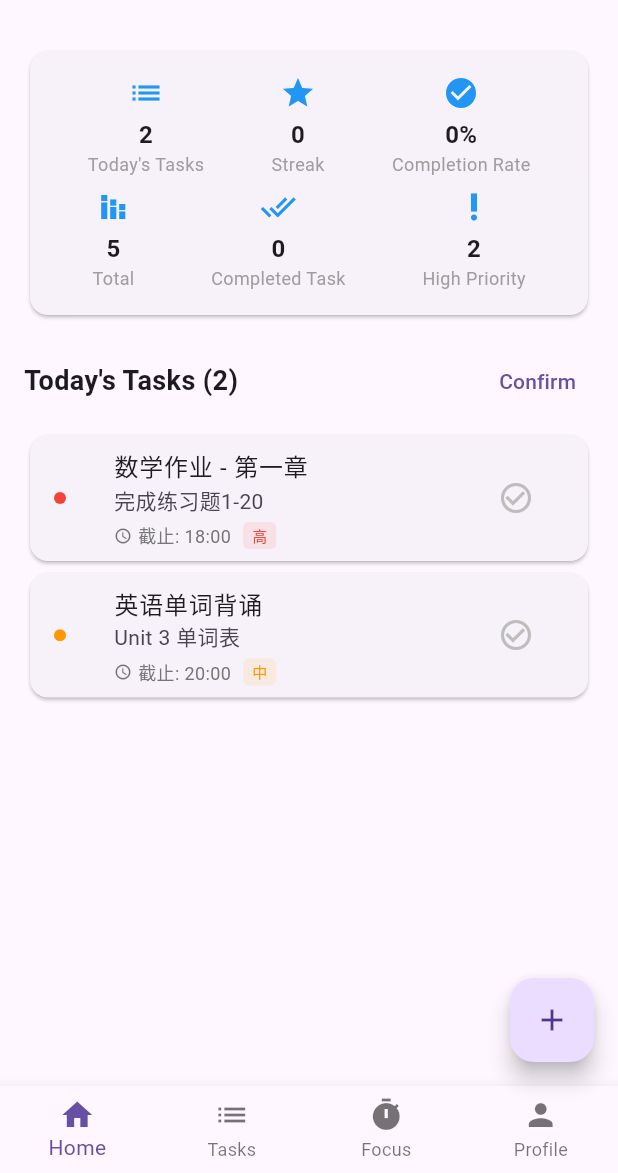
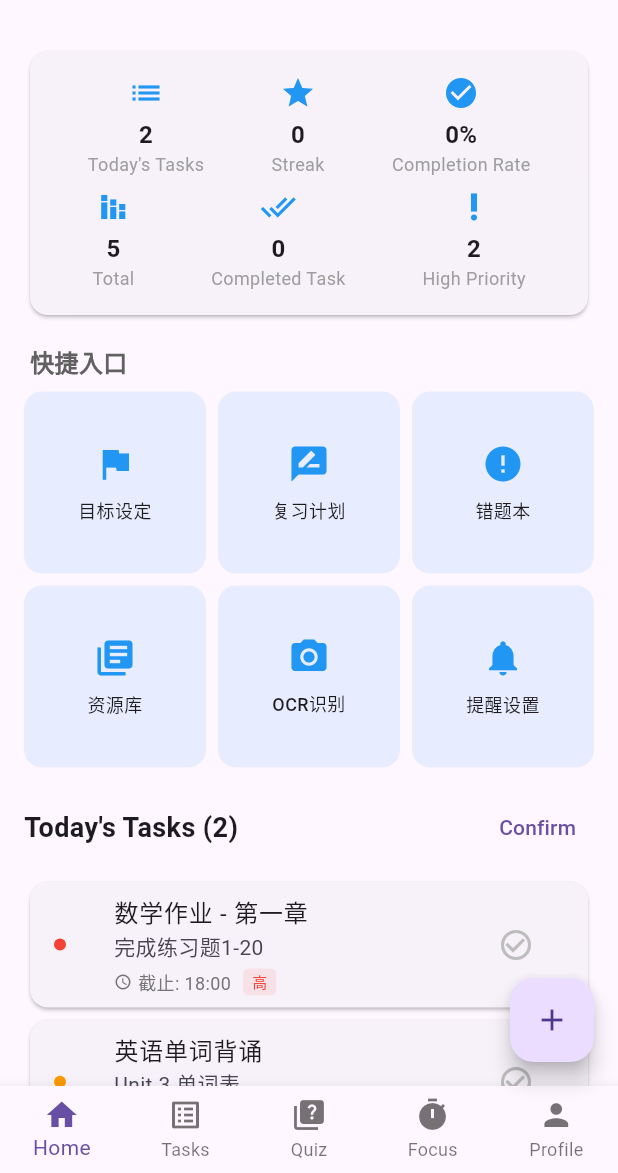
Before and after one commit to hjyhjony-glitch/xuelema, a Flutter app: the screen it shows after launch, on a phone screen of 412 x 824 dp, the part 63-1236 px from its top. Run offline on Flutter 3.47's test engine with Material 3 defaults, Android fonts, the phone set to English and light mode, and no system bars; our stand-ins replace csv, file_picker, flutter_local_notifications, image_picker, shared_preferences, timezone; missing offline and left inert: excel, google_mlkit_text_recognition.

Commit message:
feat: add 5-tab navigation with feature cards

```diff
--- a/xuelema/lib/screens/home_screen.dart
+++ b/xuelema/lib/screens/home_screen.dart
@@ -53,9 +53,12 @@ class _HomeScreenState extends State<HomeScreen> {
         Navigator.pushNamed(context, '/tasks');
         break;
       case 2:
+        Navigator.pushNamed(context, '/quiz');
+        break;
+      case 3:
         Navigator.pushNamed(context, '/focus');
         break;
-      case 3:
+      case 4:
         Navigator.pushNamed(context, '/profile');
         break;
     }
@@ -117,6 +120,11 @@ class _HomeScreenState extends State<HomeScreen> {
                       ),
                     ),
                   ),
+
+                  const SizedBox(height: 16),
+
+                  // 功能入口卡片
+                  _buildFeatureCards(context),
 
                   const SizedBox(height: 16),
 
@@ -258,7 +266,8 @@ class _HomeScreenState extends State<HomeScreen> {
       bottomNavigationBar: BottomNavigationBar(
         items: [
           BottomNavigationBarItem(icon: const Icon(Icons.home), label: context.l10n.home),
-          BottomNavigationBarItem(icon: const Icon(Icons.list), label: context.l10n.tasks),
+          BottomNavigationBarItem(icon: const Icon(Icons.list_alt), label: context.l10n.tasks),
+          BottomNavigationBarItem(icon: const Icon(Icons.quiz), label: context.l10n.quiz),
           BottomNavigationBarItem(icon: const Icon(Icons.timer), label: context.l10n.focusMode),
           BottomNavigationBarItem(icon: const Icon(Icons.person), label: context.l10n.profile),
         ],
@@ -281,6 +290,88 @@ class _HomeScreenState extends State<HomeScreen> {
         Text(value, style: const TextStyle(fontSize: 16, fontWeight: FontWeight.bold)),
         Text(title, style: const TextStyle(fontSize: 12, color: Colors.grey)),
       ],
+    );
+  }
+
+  Widget _buildFeatureCards(BuildContext context) {
+    return Column(
+      crossAxisAlignment: CrossAxisAlignment.start,
+      children: [
+        // 功能入口标题
+        Padding(
+          padding: const EdgeInsets.only(left: 4, bottom: 8),
+          child: Text('快捷入口', style: TextStyle(fontSize: 16, fontWeight: FontWeight.bold, color: Colors.grey[700])),
+        ),
+        // 功能卡片网格
+        GridView.count(
+          shrinkWrap: true,
+          crossAxisCount: 3,
+          crossAxisSpacing: 8,
+          mainAxisSpacing: 8,
+          physics: const NeverScrollableScrollPhysics(),
+          children: [
+            _buildFeatureCard(
+              icon: Icons.flag,
+              label: '目标设定',
+              onTap: () => Navigator.pushNamed(context, '/goals'),
+            ),
+            _buildFeatureCard(
+              icon: Icons.rate_review,
+              label: '复习计划',
+              onTap: () => Navigator.pushNamed(context, '/review'),
+            ),
+            _buildFeatureCard(
+              icon: Icons.error,
+              label: '错题本',
+              onTap: () => Navigator.pushNamed(context, '/wrong'),
+            ),
+            _buildFeatureCard(
+              icon: Icons.library_books,
+              label: '资源库',
+              onTap: () => Navigator.pushNamed(context, '/import'),
+            ),
+            _buildFeatureCard(
+              icon: Icons.camera_alt,
+              label: 'OCR识别',
+              onTap: () => Navigator.pushNamed(context, '/ocr'),
+            ),
+            _buildFeatureCard(
+              icon: Icons.notifications,
+              label: '提醒设置',
+              onTap: () => Navigator.pushNamed(context, '/reminders'),
+            ),
+          ],
+        ),
+      ],
+    );
+  }
+
+  Widget _buildFeatureCard({
+    required IconData icon,
+    required String label,
+    required VoidCallback onTap,
+  }) {
+    return GestureDetector(
+      onTap: onTap,
+      child: Container(
+        decoration: BoxDecoration(
+          color: Colors.blue.withOpacity(0.1),
+          borderRadius: BorderRadius.circular(12),
+        ),
+        padding: const EdgeInsets.symmetric(vertical: 16, horizontal: 8),
+        child: Column(
+          mainAxisAlignment: MainAxisAlignment.center,
+          children: [
+            Icon(icon, size: 28, color: Colors.blue),
+            const SizedBox(height: 8),
+            Text(
+              label,
+              style: const TextStyle(fontSize: 12, fontWeight: FontWeight.w500),
+              textAlign: TextAlign.center,
+            ),
+          ],
+        ),
+      ),
     );
   }
 
```
Also changed, not shown: 1 other file.
